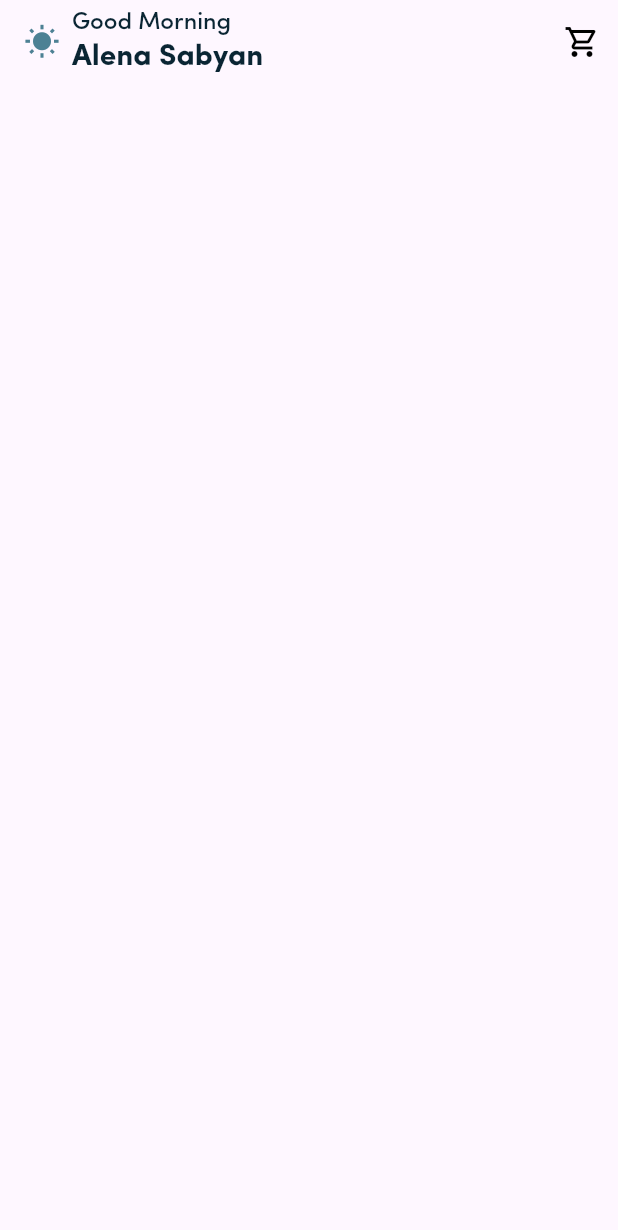
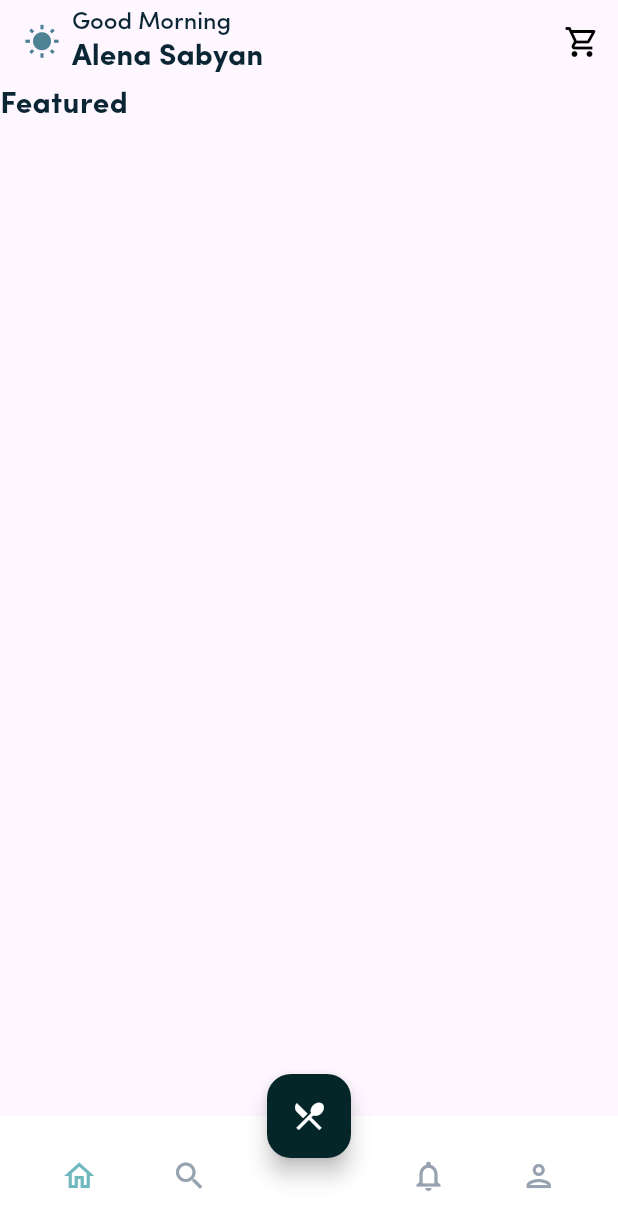
Before and after one commit to Priyanshg0211/MealTIme-App, a Flutter app: the HomeScreen screen opened directly, on a phone screen of 412 x 824 dp. Shown: the top 1230 px of the screen. Run offline on Flutter 3.47's test engine with Material 3 defaults, Android fonts, the phone set to English and light mode, and no system bars; our stand-ins replace lottie.

Commit message:
created bottom nav bar

```diff
--- a/lib/Screens/Homescreen/Homescreen.dart
+++ b/lib/Screens/Homescreen/Homescreen.dart
@@ -8,6 +8,8 @@ class HomeScreen extends StatefulWidget {
 }
 
 class _HomeScreenState extends State<HomeScreen> {
+  int _selectedIndex = 0;
+
   @override
   Widget build(BuildContext context) {
     final int hour = DateTime.now().hour;
@@ -73,6 +75,70 @@ class _HomeScreenState extends State<HomeScreen> {
           ),
         ],
       ),
+      body: Column(
+        children: [
+          Text(
+            "Featured",
+            style: TextStyle(
+              fontFamily: 'SofiaPro',
+              fontSize: 20,
+              fontWeight: FontWeight.bold,
+              color: Color(0xff0A2533),
+            ),
+          ),
+        ],
+      ),
+      bottomNavigationBar: BottomAppBar(
+        elevation: 3,
+        color: Colors.white,
+        child: Row(
+          mainAxisSize: MainAxisSize.max,
+          mainAxisAlignment: MainAxisAlignment.spaceAround,
+          children: <Widget>[
+            IconButton(
+              icon: Icon(Icons.home_outlined, color: _selectedIndex == 0 ? Color(0xff70B9BE) : Color(0xff97A2B0)),
+              onPressed: () {
+                setState(() {
+                  _selectedIndex = 0;
+                });
+              },
+            ),
+            IconButton(
+              icon: Icon(Icons.search_outlined, color: _selectedIndex == 1 ? Color(0xff70B9BE) : Color(0xff97A2B0)),
+              onPressed: () {
+                setState(() {
+                  _selectedIndex = 1;
+                });
+              },
+            ),
+            SizedBox(width: 60),
+            IconButton(
+              icon: Icon(Icons.notifications_outlined, color: _selectedIndex == 2 ? Color(0xff70B9BE) : Color(0xff97A2B0)),
+              onPressed: () {
+                setState(() {
+                  _selectedIndex = 2;
+                });
+              },
+            ),
+            IconButton(
+              icon: Icon(Icons.person_outlined, color: _selectedIndex == 3 ? Color(0xff70B9BE) : Color(0xff97A2B0)),
+              onPressed: () {
+                setState(() {
+                  _selectedIndex = 3;
+                });
+              },
+            ),
+          ],
+        ),
+      ),
+      floatingActionButton: FloatingActionButton(
+        backgroundColor: Color(0xff042628),
+        child: Icon(Icons.restaurant_menu, color: Colors.white),
+        onPressed: () {
+          print('Center button pressed');
+        },
+      ),
+      floatingActionButtonLocation: FloatingActionButtonLocation.centerDocked,
     );
   }
 }
```
